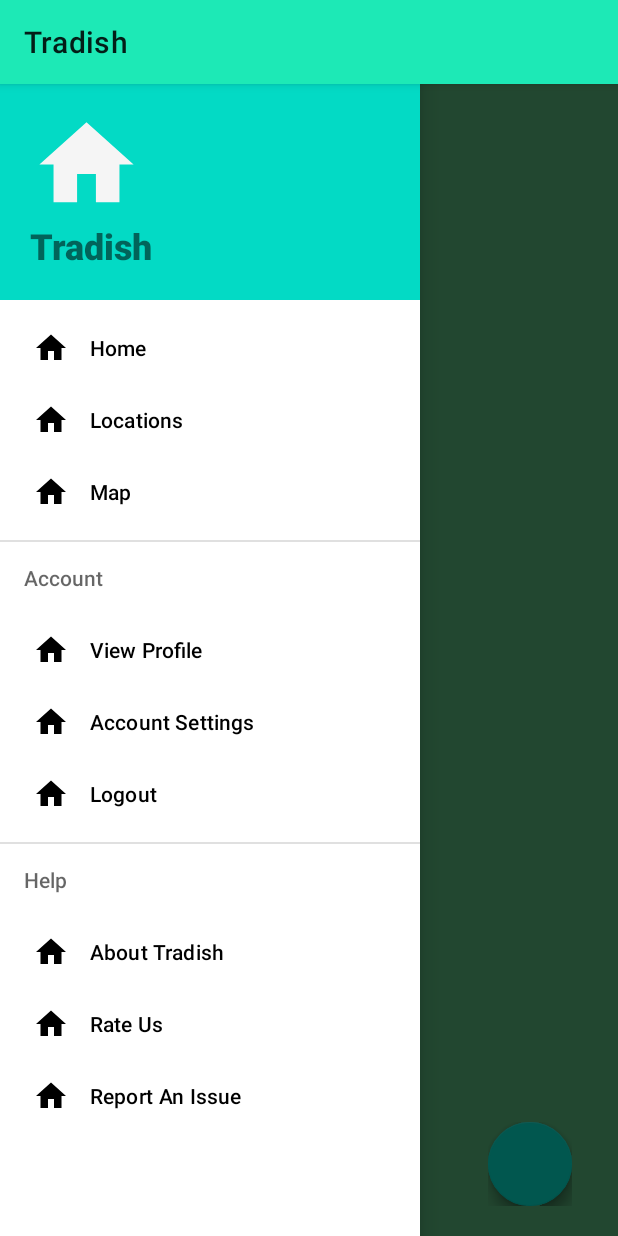
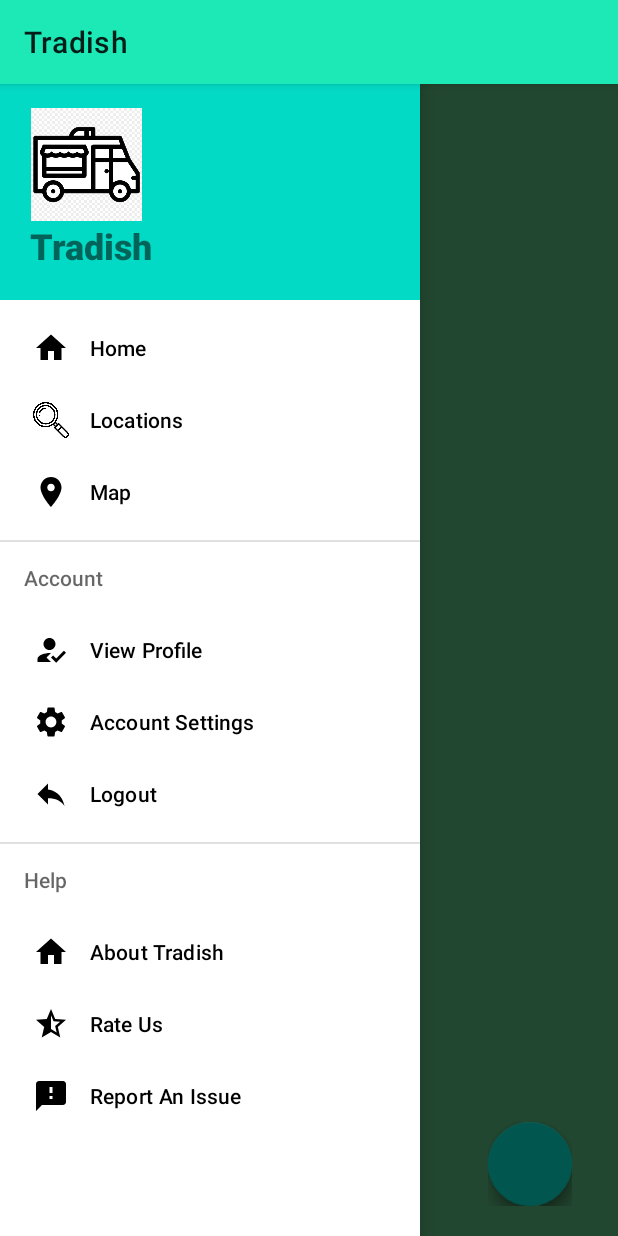
Before and after one commit to colewinfield/Tradish, an Android app: the MainFragment screen opened directly, with no data from a screen before it, with the side drawer open, on a phone screen of 412 x 824 dp. Run offline under Robolectric (Android 15) with nearby library versions, the phone set to English and light mode, and no system bars; our stand-ins replace Firebase (no records; nobody signed in at launch, a user with empty details on screens opened directly); libraries missing offline, so code that uses them is left out: com.getbase.floatingactionbutton; plain views replace FloatingActionButton, FloatingActionsMenu; 4 statements that could not run were skipped.

Commit message:
Adding in icons for navigation pane, and plugging them in.

```diff
--- /dev/null
+++ b/app/src/main/res/drawable/alert_icon.xml
@@ -0,0 +1,5 @@
+<vector android:height="24dp" android:tint="#F50013"
+    android:viewportHeight="24" android:viewportWidth="24"
+    android:width="24dp" xmlns:android="http://schemas.android.com/apk/res/android">
+    <path android:fillColor="@android:color/white" android:pathData="M20,2L4,2c-1.1,0 -1.99,0.9 -1.99,2L2,22l4,-4h14c1.1,0 2,-0.9 2,-2L22,4c0,-1.1 -0.9,-2 -2,-2zM13,14h-2v-2h2v2zM13,10h-2L11,6h2v4z"/>
+</vector>
--- /dev/null
+++ b/app/src/main/res/drawable/ic_baseline_settings_24.xml
@@ -0,0 +1,5 @@
+<vector android:height="24dp" android:tint="#78756D"
+    android:viewportHeight="24" android:viewportWidth="24"
+    android:width="24dp" xmlns:android="http://schemas.android.com/apk/res/android">
+    <path android:fillColor="@android:color/white" android:pathData="M19.14,12.94c0.04,-0.3 0.06,-0.61 0.06,-0.94c0,-0.32 -0.02,-0.64 -0.07,-0.94l2.03,-1.58c0.18,-0.14 0.23,-0.41 0.12,-0.61l-1.92,-3.32c-0.12,-0.22 -0.37,-0.29 -0.59,-0.22l-2.39,0.96c-0.5,-0.38 -1.03,-0.7 -1.62,-0.94L14.4,2.81c-0.04,-0.24 -0.24,-0.41 -0.48,-0.41h-3.84c-0.24,0 -0.43,0.17 -0.47,0.41L9.25,5.35C8.66,5.59 8.12,5.92 7.63,6.29L5.24,5.33c-0.22,-0.08 -0.47,0 -0.59,0.22L2.74,8.87C2.62,9.08 2.66,9.34 2.86,9.48l2.03,1.58C4.84,11.36 4.8,11.69 4.8,12s0.02,0.64 0.07,0.94l-2.03,1.58c-0.18,0.14 -0.23,0.41 -0.12,0.61l1.92,3.32c0.12,0.22 0.37,0.29 0.59,0.22l2.39,-0.96c0.5,0.38 1.03,0.7 1.62,0.94l0.36,2.54c0.05,0.24 0.24,0.41 0.48,0.41h3.84c0.24,0 0.44,-0.17 0.47,-0.41l0.36,-2.54c0.59,-0.24 1.13,-0.56 1.62,-0.94l2.39,0.96c0.22,0.08 0.47,0 0.59,-0.22l1.92,-3.32c0.12,-0.22 0.07,-0.47 -0.12,-0.61L19.14,12.94zM12,15.6c-1.98,0 -3.6,-1.62 -3.6,-3.6s1.62,-3.6 3.6,-3.6s3.6,1.62 3.6,3.6S13.98,15.6 12,15.6z"/>
+</vector>
--- /dev/null
+++ b/app/src/main/res/drawable/ic_baseline_star_half_24.xml
@@ -0,0 +1,5 @@
+<vector android:height="24dp" android:tint="#F5E600"
+    android:viewportHeight="24" android:viewportWidth="24"
+    android:width="24dp" xmlns:android="http://schemas.android.com/apk/res/android">
+    <path android:fillColor="@android:color/white" android:pathData="M22,9.24l-7.19,-0.62L12,2L9.19,8.63L2,9.24l5.46,4.73L5.82,21L12,17.27L18.18,21l-1.63,-7.03L22,9.24zM12,15.4V6.1l1.71,4.04l4.38,0.38l-3.32,2.88l1,4.28L12,15.4z"/>
+</vector>
--- /dev/null
+++ b/app/src/main/res/drawable/ic_logout.xml
@@ -0,0 +1,5 @@
+<vector android:height="24dp" android:tint="#78756D"
+    android:viewportHeight="24" android:viewportWidth="24"
+    android:width="24dp" xmlns:android="http://schemas.android.com/apk/res/android">
+    <path android:fillColor="@android:color/white" android:pathData="M10,9V5l-7,7 7,7v-4.1c5,0 8.5,1.6 11,5.1 -1,-5 -4,-10 -11,-11z"/>
+</vector>
--- /dev/null
+++ b/app/src/main/res/drawable/ic_pinpoint.xml
@@ -0,0 +1,5 @@
+<vector android:height="24dp" android:tint="#78756D"
+    android:viewportHeight="24" android:viewportWidth="24"
+    android:width="24dp" xmlns:android="http://schemas.android.com/apk/res/android">
+    <path android:fillColor="@android:color/white" android:pathData="M12,2C8.13,2 5,5.13 5,9c0,5.25 7,13 7,13s7,-7.75 7,-13c0,-3.87 -3.13,-7 -7,-7zM12,11.5c-1.38,0 -2.5,-1.12 -2.5,-2.5s1.12,-2.5 2.5,-2.5 2.5,1.12 2.5,2.5 -1.12,2.5 -2.5,2.5z"/>
+</vector>
--- a/app/src/main/res/layout/header.xml
+++ b/app/src/main/res/layout/header.xml
@@ -10,7 +10,7 @@
     <ImageView
         android:layout_width="75dp"
         android:layout_height="75dp"
-        android:src="@drawable/home_icon"/>
+        android:src="@drawable/food_truck"/>
 
     <TextView
         android:layout_width="wrap_content"
--- a/app/src/main/res/menu/dashboard_menu.xml
+++ b/app/src/main/res/menu/dashboard_menu.xml
@@ -8,11 +8,11 @@
             android:title="Home" />
         <item
             android:id="@+id/nav_locations"
-            android:icon="@drawable/home_icon"
+            android:icon="@drawable/browse_icon"
             android:title="Locations" />
         <item
             android:id="@+id/nav_map"
-            android:icon="@drawable/home_icon"
+            android:icon="@drawable/ic_pinpoint"
             android:title="Map" />
 
     </group>
@@ -23,15 +23,15 @@
         <menu>
             <item
                 android:id="@+id/nav_viewAccount"
-                android:icon="@drawable/home_icon"
+                android:icon="@drawable/profile_icon"
                 android:title="View Profile" />
             <item
                 android:id="@+id/nav_settings"
-                android:icon="@drawable/home_icon"
+                android:icon="@drawable/ic_baseline_settings_24"
                 android:title="Account Settings" />
             <item
                 android:id="@+id/nav_logout"
-                android:icon="@drawable/home_icon"
+                android:icon="@drawable/ic_logout"
                 android:title="Logout" />
         </menu>
         </item>
@@ -46,11 +46,11 @@
             <item
                 android:id="@+id/nav_rateUs"
                 android:title="Rate Us"
-                android:icon="@drawable/home_icon"/>
+                android:icon="@drawable/ic_baseline_star_half_24"/>
             <item
                 android:id="@+id/nav_reportIssue"
                 android:title="Report An Issue"
-                android:icon="@drawable/home_icon"/>
+                android:icon="@drawable/alert_icon"/>
 
         </menu>
 
```
Also changed, not shown: app/src/main/res/drawable/browse_icon.png (added), app/src/main/res/drawable/food_truck.png (added), app/src/main/res/drawable/profile_icon.xml (renamed from app/src/main/res/drawable/logout_icon.xml).
